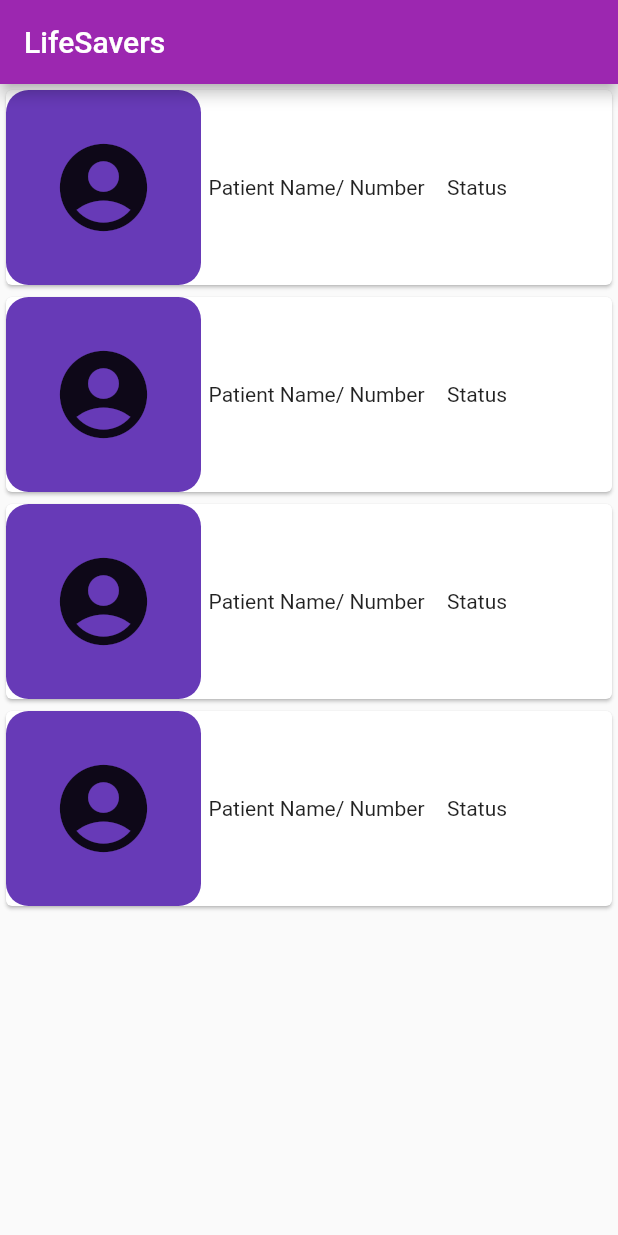
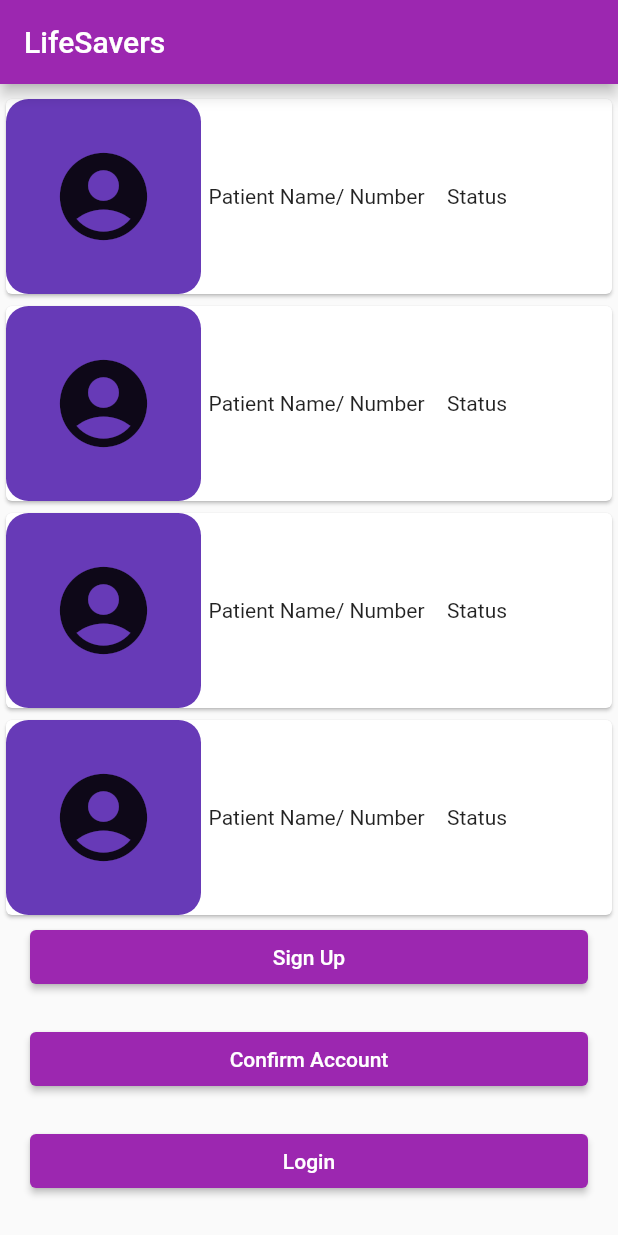
Before and after one commit to lbal837/capstone, a Flutter app: the screen it shows after launch, on a phone screen of 412 x 824 dp. Run offline on Flutter 3.47's test engine with Material 2 defaults, Android fonts, the phone set to English and light mode, and no system bars; our stand-ins replace shared_preferences; missing offline and left inert: amazon_cognito_identity_dart_2.

Commit message:
Update homepage with login stuff

```diff
--- a/frontend/lib/ui/home/home.dart
+++ b/frontend/lib/ui/home/home.dart
@@ -1,25 +1,82 @@
 import 'package:flutter/material.dart';
+import 'package:frontend/ui/confirmation/confirmation_screen.dart';
 import 'package:frontend/ui/home/widgets/home_profile_box.dart';
+import 'package:frontend/ui/login/login_screen.dart';
+import 'package:frontend/ui/signup/signup_screen.dart';
 
 class _MyHomePageState extends State<MyHomePage> {
   @override
   Widget build(BuildContext context) {
+    final screenSize = MediaQuery.of(context).size;
     return Scaffold(
       appBar: AppBar(
         title: Text(widget.title),
       ),
-      body: ListView(children: [
-        Column(
-          mainAxisAlignment: MainAxisAlignment.spaceEvenly,
-          crossAxisAlignment: CrossAxisAlignment.stretch,
-          children: const [
-            ProfileBox(),
-            ProfileBox(),
-            ProfileBox(),
-            ProfileBox()
+      body: Center(
+        child: Column(
+          mainAxisAlignment: MainAxisAlignment.center,
+          children: <Widget>[
+            const ProfileBox(),
+            const ProfileBox(),
+            const ProfileBox(),
+            const ProfileBox(),
+            Container(
+              padding:
+                  const EdgeInsets.only(left: 20.0, right: 20.0, bottom: 20.0),
+              width: screenSize.width,
+              child: ElevatedButton(
+                onPressed: () {
+                  Navigator.push(
+                    context,
+                    MaterialPageRoute(
+                        builder: (context) => const SignUpScreen()),
+                  );
+                },
+                child: const Text(
+                  'Sign Up',
+                  style: TextStyle(color: Colors.white),
+                ),
+              ),
+            ),
+            Container(
+              padding:
+                  const EdgeInsets.only(left: 20.0, right: 20.0, bottom: 20.0),
+              width: screenSize.width,
+              child: ElevatedButton(
+                onPressed: () {
+                  Navigator.push(
+                    context,
+                    MaterialPageRoute(
+                        builder: (context) => const ConfirmationScreen()),
+                  );
+                },
+                child: const Text(
+                  'Confirm Account',
+                  style: TextStyle(color: Colors.white),
+                ),
+              ),
+            ),
+            Container(
+              padding:
+                  const EdgeInsets.only(left: 20.0, right: 20.0, bottom: 20.0),
+              width: screenSize.width,
+              child: ElevatedButton(
+                onPressed: () {
+                  Navigator.push(
+                    context,
+                    MaterialPageRoute(
+                        builder: (context) => const LoginScreen()),
+                  );
+                },
+                child: const Text(
+                  'Login',
+                  style: TextStyle(color: Colors.white),
+                ),
+              ),
+            ),
           ],
         ),
-      ]),
+      ),
     );
   }
 }
```
